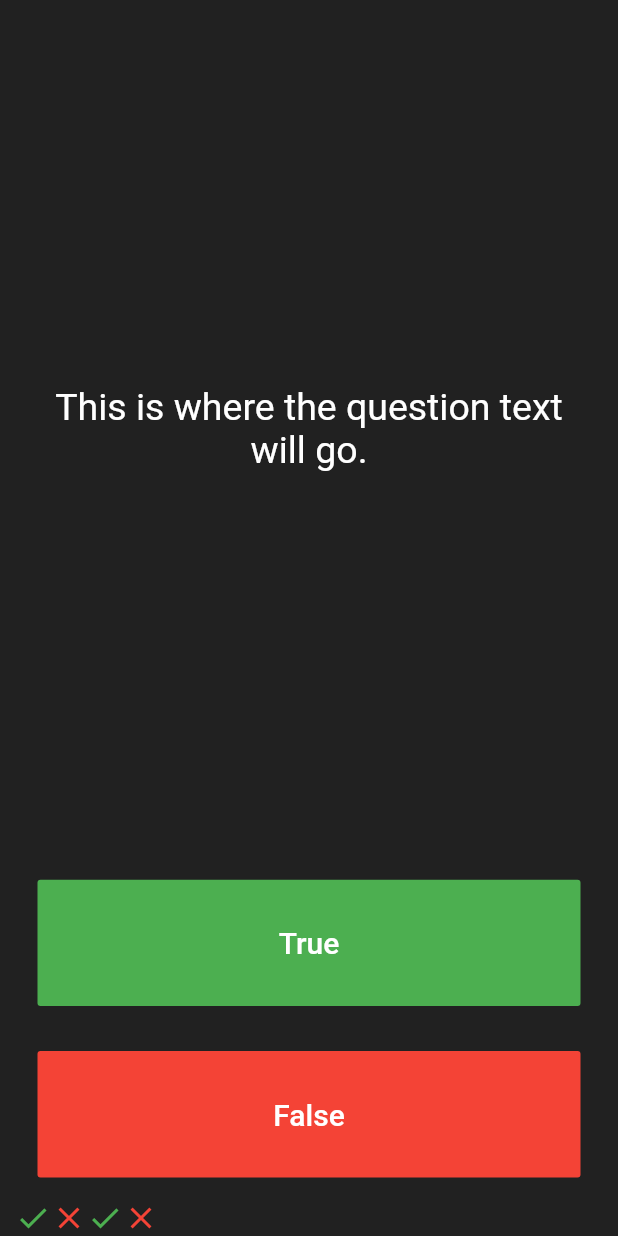
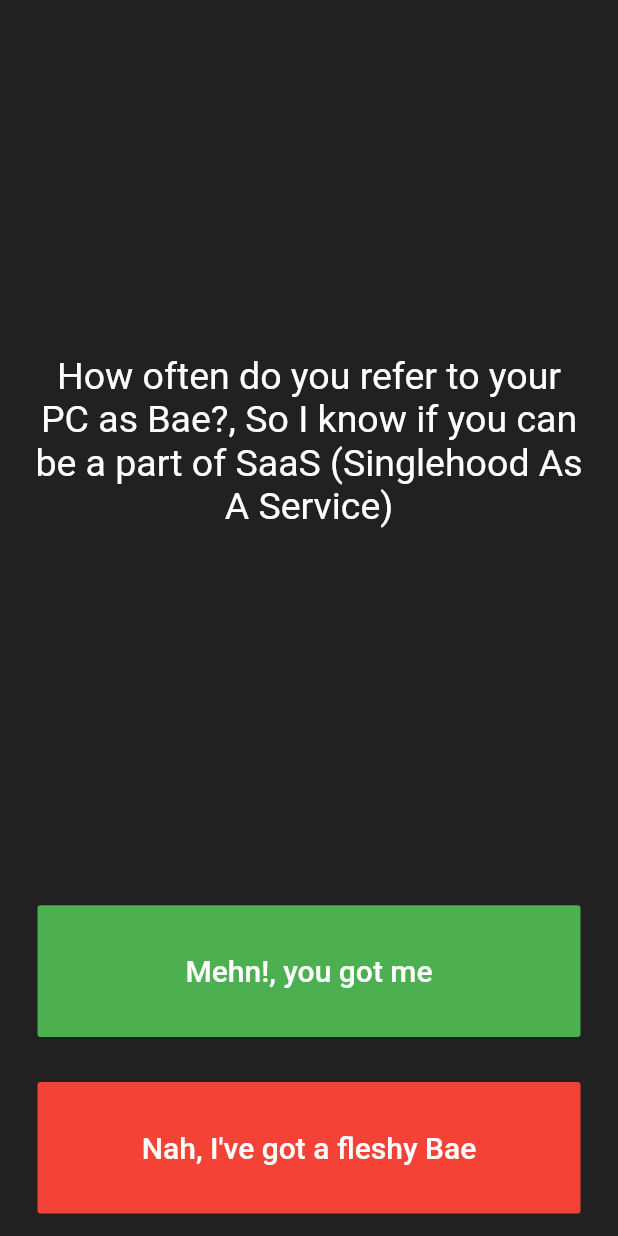
Before and after one commit to CynthiaPeter/QuizzerApp, a Flutter app: the screen it shows after launch, on a phone screen of 412 x 824 dp. Run offline on Flutter 3.47's test engine with Material 2 defaults, Android fonts, the phone set to English and light mode, and no system bars.

Commit message:
another opportunity

```diff
--- a/lib/main.dart
+++ b/lib/main.dart
@@ -26,20 +26,18 @@ class QuizPage extends StatefulWidget {
 }
 
 class _QuizPageState extends State<QuizPage> {
-  List <Icon> scoreKeeper = [
-          Icon(
-            Icons.check, color: Colors.green,
-          ),
-          Icon(
-            Icons.close, color: Colors.red,
-          ),
-          Icon(
-            Icons.check, color: Colors.green,
-          ),
-          Icon(
-            Icons.close, color: Colors.red,
-          )
+  List <Icon> scoreKeeper = [];
+
+  //LIST FOR QUESTIONS
+  List<String> questions = [
+    'How often do you refer to your PC as Bae?, So I know if you can be a part of SaaS (Singlehood As A Service)',
+    'Approximately one quarter of human bones are in the feet.',
+    'A slug\'s blood is green.',
   ];
+  //CREATE A VARIABLE TO TRACT THE QUESTIONS ANSWERED AND LOAD UP ANOTHER.
+
+  int questionNumber = 0;
+
   @override
   Widget build(BuildContext context) {
     return Column(
@@ -52,7 +50,8 @@ class _QuizPageState extends State<QuizPage> {
             padding: EdgeInsets.all(10.0),
             child: Center(
               child: Text(
-                'This is where the question text will go.',
+                //'This is where the question text will go.',
+                questions[questionNumber],
                 textAlign: TextAlign.center,
                 style: TextStyle(
                   fontSize: 25.0,
@@ -69,7 +68,7 @@ class _QuizPageState extends State<QuizPage> {
               textColor: Colors.white,
               color: Colors.green,
               child: Text(
-                'True',
+                'Mehn!, you got me',
                 style: TextStyle(
                   color: Colors.white,
                   fontSize: 20.0,
@@ -77,10 +76,8 @@ class _QuizPageState extends State<QuizPage> {
               ),
               onPressed: () {
                 //The user picked true.
-                setState(() {
-                  scoreKeeper.add(
-                    Icon(Icons.check, color:Colors.green,),
-                  );
+                 setState(() {
+                  questionNumber++;
                 });
               },
             ),
@@ -92,7 +89,7 @@ class _QuizPageState extends State<QuizPage> {
             child: FlatButton(
               color: Colors.red,
               child: Text(
-                'False',
+                'Nah, I\'ve got a fleshy Bae',
                 style: TextStyle(
                   fontSize: 20.0,
                   color: Colors.white,
@@ -100,6 +97,9 @@ class _QuizPageState extends State<QuizPage> {
               ),
               onPressed: () {
                 //The user picked false.
+                setState(() {
+                  questionNumber++;
+                });
               },
             ),
           ),
```
